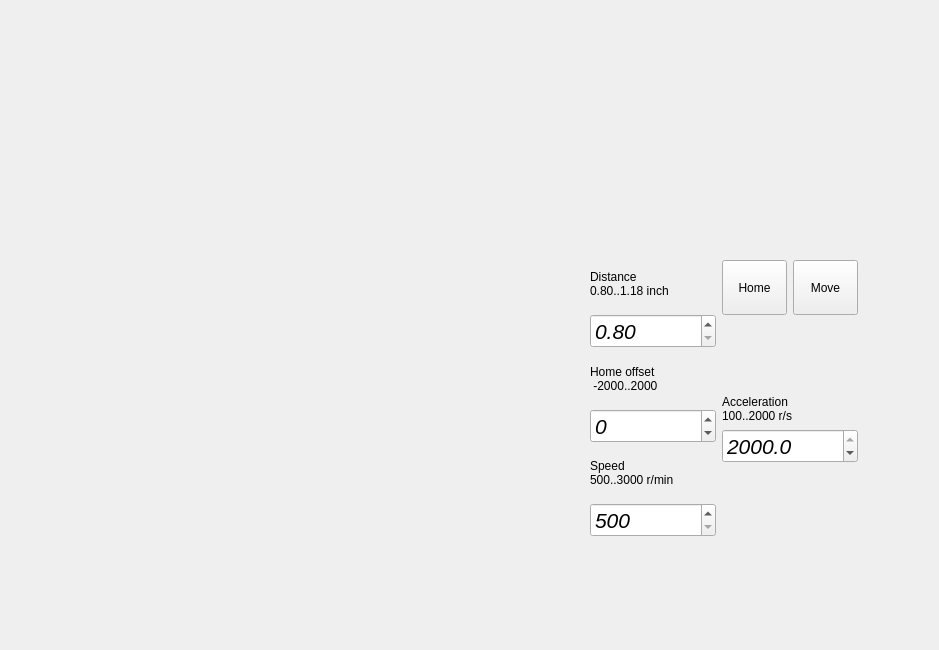
The window that indexersettingdialog.ui (mishkoLitvin/L_Aries-progect) describes before a commit, drawn with Qt 5.
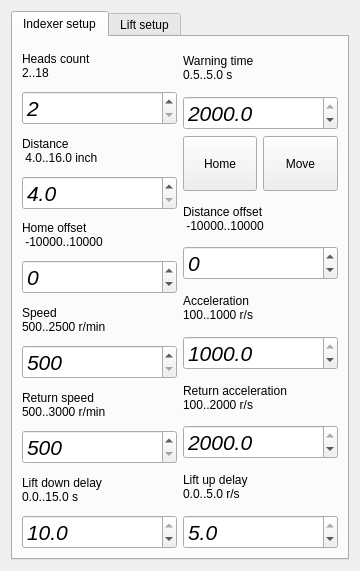
The same window after the commit.

Commit message: Indexer&Lift setup window

```diff
--- a/indexersettingdialog.ui
+++ b/indexersettingdialog.ui
@@ -6,22 +6,448 @@
    <rect>
     <x>0</x>
     <y>0</y>
-    <width>939</width>
-    <height>650</height>
+    <width>360</width>
+    <height>571</height>
    </rect>
   </property>
   <property name="windowTitle">
    <string>Form</string>
   </property>
-  <widget class="QWidget" name="">
-   <property name="geometry">
-    <rect>
-     <x>590</x>
-     <y>260</y>
-     <width>268</width>
-     <height>277</height>
-    </rect>
-   </property>
+  <layout class="QGridLayout" name="gridLayout_2">
+   <item row="0" column="0">
+    <widget class="QTabWidget" name="tabWidget">
+     <property name="currentIndex">
+      <number>0</number>
+     </property>
+     <widget class="QWidget" name="IndexerTab">
+      <attribute name="title">
+       <string>Indexer setup</string>
+      </attribute>
+      <layout class="QGridLayout" name="gridLayout">
+       <item row="0" column="0">
+        <layout class="QHBoxLayout" name="horizontalLayout_4" stretch="1,1">
+         <item>
+          <layout class="QVBoxLayout" name="verticalLayout_19">
+           <item>
+            <layout class="QVBoxLayout" name="verticalLayout_17">
+             <item>
+              <widget class="QLabel" name="label_14">
+               <property name="text">
+                <string>Heads count 
+2..18</string>
+               </property>
+              </widget>
+             </item>
+             <item>
+              <widget class="QSpinBox" name="spinBoxHeadsCount">
+               <property name="font">
+                <font>
+                 <pointsize>16</pointsize>
+                 <italic>true</italic>
+                </font>
+               </property>
+               <property name="minimum">
+                <number>2</number>
+               </property>
+               <property name="maximum">
+                <number>18</number>
+               </property>
+               <property name="singleStep">
+                <number>1</number>
+               </property>
+              </widget>
+             </item>
+            </layout>
+           </item>
+           <item>
+            <layout class="QVBoxLayout" name="verticalLayout_18">
+             <item>
+              <widget class="QLabel" name="label_15">
+               <property name="text">
+                <string>Distance 
+ 4.0..16.0 inch</string>
+               </property>
+              </widget>
+             </item>
+             <item>
+              <widget class="QDoubleSpinBox" name="dSpinBoxIndexDistance">
+               <property name="font">
+                <font>
+                 <pointsize>16</pointsize>
+                 <italic>true</italic>
+                </font>
+               </property>
+               <property name="decimals">
+                <number>1</number>
+               </property>
+               <property name="minimum">
+                <double>4.000000000000000</double>
+               </property>
+               <property name="maximum">
+                <double>16.000000000000000</double>
+               </property>
+               <property name="singleStep">
+                <double>0.500000000000000</double>
+               </property>
+              </widget>
+             </item>
+            </layout>
+           </item>
+           <item>
+            <layout class="QVBoxLayout" name="verticalLayout_8">
+             <item>
+              <widget class="QLabel" name="label_5">
+               <property name="text">
+                <string>Home offset 
+ -10000..10000</string>
+               </property>
+              </widget>
+             </item>
+             <item>
+              <widget class="QSpinBox" name="spinBoxIndexHomeOffset">
+               <property name="font">
+                <font>
+                 <pointsize>16</pointsize>
+                 <italic>true</italic>
+                </font>
+               </property>
+               <property name="minimum">
+                <number>-10000</number>
+               </property>
+               <property name="maximum">
+                <number>10000</number>
+               </property>
+               <property name="singleStep">
+                <number>100</number>
+               </property>
+              </widget>
+             </item>
+            </layout>
+           </item>
+           <item>
+            <layout class="QVBoxLayout" name="verticalLayout_10">
+             <item>
+              <widget class="QLabel" name="label_7">
+               <property name="text">
+                <string>Speed 
+500..2500 r/min</string>
+               </property>
+              </widget>
+             </item>
+             <item>
+              <widget class="QSpinBox" name="spinBoxIndexSpeed">
+               <property name="font">
+                <font>
+                 <pointsize>16</pointsize>
+                 <italic>true</italic>
+                </font>
+               </property>
+               <property name="minimum">
+                <number>500</number>
+               </property>
+               <property name="maximum">
+                <number>2500</number>
+               </property>
+               <property name="singleStep">
+                <number>50</number>
+               </property>
+              </widget>
+             </item>
+            </layout>
+           </item>
+           <item>
+            <layout class="QVBoxLayout" name="verticalLayout_11">
+             <item>
+              <widget class="QLabel" name="label_8">
+               <property name="text">
+                <string>Return speed 
+500..3000 r/min</string>
+               </property>
+              </widget>
+             </item>
+             <item>
+              <widget class="QSpinBox" name="spinBoxindexSpeedRet">
+               <property name="font">
+                <font>
+                 <pointsize>16</pointsize>
+                 <italic>true</italic>
+                </font>
+               </property>
+               <property name="minimum">
+                <number>500</number>
+               </property>
+               <property name="maximum">
+                <number>3000</number>
+               </property>
+               <property name="singleStep">
+                <number>50</number>
+               </property>
+              </widget>
+             </item>
+            </layout>
+           </item>
+           <item>
+            <layout class="QVBoxLayout" name="verticalLayout_14">
+             <item>
+              <widget class="QLabel" name="label_11">
+               <property name="text">
+                <string>Lift down delay 
+0.0..15.0 s</string>
+               </property>
+              </widget>
+             </item>
+             <item>
+              <widget class="QDoubleSpinBox" name="dSpinBoxLiftDownDelay">
+               <property name="font">
+                <font>
+                 <pointsize>16</pointsize>
+                 <italic>true</italic>
+                </font>
+               </property>
+               <property name="decimals">
+                <number>1</number>
+               </property>
+               <property name="minimum">
+                <double>0.000000000000000</double>
+               </property>
+               <property name="maximum">
+                <double>10.000000000000000</double>
+               </property>
+               <property name="singleStep">
+                <double>0.500000000000000</double>
+               </property>
+               <property name="value">
+                <double>10.000000000000000</double>
+               </property>
+              </widget>
+             </item>
+            </layout>
+           </item>
+          </layout>
+         </item>
+         <item>
+          <layout class="QVBoxLayout" name="verticalLayout_20">
+           <item>
+            <layout class="QVBoxLayout" name="verticalLayout_16">
+             <item>
+              <widget class="QLabel" name="label_13">
+               <property name="text">
+                <string>Warning time
+0.5..5.0 s</string>
+               </property>
+              </widget>
+             </item>
+             <item>
+              <widget class="QDoubleSpinBox" name="dSpinBoxWarningTime">
+               <property name="font">
+                <font>
+                 <pointsize>16</pointsize>
+                 <italic>true</italic>
+                </font>
+               </property>
+               <property name="decimals">
+                <number>1</number>
+               </property>
+               <property name="minimum">
+                <double>100.000000000000000</double>
+               </property>
+               <property name="maximum">
+                <double>2000.000000000000000</double>
+               </property>
+               <property name="singleStep">
+                <double>100.000000000000000</double>
+               </property>
+               <property name="value">
+                <double>2000.000000000000000</double>
+               </property>
+              </widget>
+             </item>
+            </layout>
+           </item>
+           <item>
+            <layout class="QHBoxLayout" name="horizontalLayout_3">
+             <item>
+              <widget class="QPushButton" name="pushButton_3">
+               <property name="minimumSize">
+                <size>
+                 <width>65</width>
+                 <height>55</height>
+                </size>
+               </property>
+               <property name="text">
+                <string>Home</string>
+               </property>
+              </widget>
+             </item>
+             <item>
+              <widget class="QPushButton" name="pushButton_4">
+               <property name="minimumSize">
+                <size>
+                 <width>65</width>
+                 <height>55</height>
+                </size>
+               </property>
+               <property name="text">
+                <string>Move</string>
+               </property>
+              </widget>
+             </item>
+            </layout>
+           </item>
+           <item>
+            <layout class="QVBoxLayout" name="verticalLayout_9">
+             <item>
+              <widget class="QLabel" name="label_6">
+               <property name="text">
+                <string>Distance offset 
+ -10000..10000</string>
+               </property>
+              </widget>
+             </item>
+             <item>
+              <widget class="QSpinBox" name="spinBoxIndexDistanceOffcet">
+               <property name="font">
+                <font>
+                 <pointsize>16</pointsize>
+                 <italic>true</italic>
+                </font>
+               </property>
+               <property name="minimum">
+                <number>-10000</number>
+               </property>
+               <property name="maximum">
+                <number>10000</number>
+               </property>
+               <property name="singleStep">
+                <number>100</number>
+               </property>
+              </widget>
+             </item>
+            </layout>
+           </item>
+           <item>
+            <layout class="QVBoxLayout" name="verticalLayout_12">
+             <item>
+              <widget class="QLabel" name="label_9">
+               <property name="text">
+                <string>Acceleration 
+100..1000 r/s</string>
+               </property>
+              </widget>
+             </item>
+             <item>
+              <widget class="QDoubleSpinBox" name="dSpinBoxIndexAccel">
+               <property name="font">
+                <font>
+                 <pointsize>16</pointsize>
+                 <italic>true</italic>
+                </font>
+               </property>
+               <property name="decimals">
+                <number>1</number>
+               </property>
+               <property name="minimum">
+                <double>100.000000000000000</double>
+               </property>
+               <property name="maximum">
+                <double>1000.000000000000000</double>
+               </property>
+               <property name="singleStep">
+                <double>100.000000000000000</double>
+               </property>
+               <property name="value">
+                <double>1000.000000000000000</double>
+               </property>
+              </widget>
+             </item>
+            </layout>
+           </item>
+           <item>
+            <layout class="QVBoxLayout" name="verticalLayout_13">
+             <item>
+              <widget class="QLabel" name="label_10">
+               <property name="text">
+                <string>Return acceleration 
+100..2000 r/s</string>
+               </property>
+              </widget>
+             </item>
+             <item>
+              <widget class="QDoubleSpinBox" name="dSpinBoxIndexAccelRet">
+               <property name="font">
+                <font>
+                 <pointsize>16</pointsize>
+                 <italic>true</italic>
+                </font>
+               </property>
+               <property name="decimals">
+                <number>1</number>
+               </property>
+               <property name="minimum">
+                <double>100.000000000000000</double>
+               </property>
+               <property name="maximum">
+                <double>2000.000000000000000</double>
+               </property>
+               <property name="singleStep">
+                <double>100.000000000000000</double>
+               </property>
+               <property name="value">
+                <double>2000.000000000000000</double>
+               </property>
+              </widget>
+             </item>
+            </layout>
+           </item>
+           <item>
+            <layout class="QVBoxLayout" name="verticalLayout_15">
+             <item>
+              <widget class="QLabel" name="label_12">
+               <property name="text">
+                <string>Lift up delay 
+0.0..5.0 r/s</string>
+               </property>
+              </widget>
+             </item>
+             <item>
+              <widget class="QDoubleSpinBox" name="dSpinBoxLiftUpDelay">
+               <property name="font">
+                <font>
+                 <pointsize>16</pointsize>
+                 <italic>true</italic>
+                </font>
+               </property>
+               <property name="decimals">
+                <number>1</number>
+               </property>
+               <property name="minimum">
+                <double>0.000000000000000</double>
+               </property>
+               <property name="maximum">
+                <double>5.000000000000000</double>
+               </property>
+               <property name="singleStep">
+                <double>0.500000000000000</double>
+               </property>
+               <property name="value">
+                <double>5.000000000000000</double>
+               </property>
+              </widget>
+             </item>
+            </layout>
+           </item>
+          </layout>
+         </item>
+        </layout>
+       </item>
+      </layout>
+     </widget>
+     <widget class="QWidget" name="LiftTab">
+      <attribute name="title">
+       <string>Lift setup</string>
+      </attribute>
+      <layout class="QVBoxLayout" name="verticalLayout_7">
+       <item>
    <layout class="QHBoxLayout" name="horizontalLayout" stretch="1,1">
     <item>
      <layout class="QVBoxLayout" name="verticalLayout_6">
@@ -153,7 +579,7 @@
        </layout>
       </item>
       <item>
-       <spacer name="verticalSpacer">
+            <spacer name="verticalSpacer_2">
         <property name="orientation">
          <enum>Qt::Vertical</enum>
         </property>
@@ -202,6 +628,10 @@
         </item>
        </layout>
       </item>
+          </layout>
+         </item>
+        </layout>
+       </item>
       <item>
        <spacer name="verticalSpacer_2">
         <property name="orientation">
@@ -216,9 +646,10 @@
        </spacer>
       </item>
      </layout>
-    </item>
-   </layout>
-  </widget>
+     </widget>
+    </widget>
+   </item>
+  </layout>
  </widget>
  <resources/>
  <connections/>
```
Left out of the diff: 12 changed lines with no effect on the pictures. Lines whose indentation alone changed are shown as unchanged.
